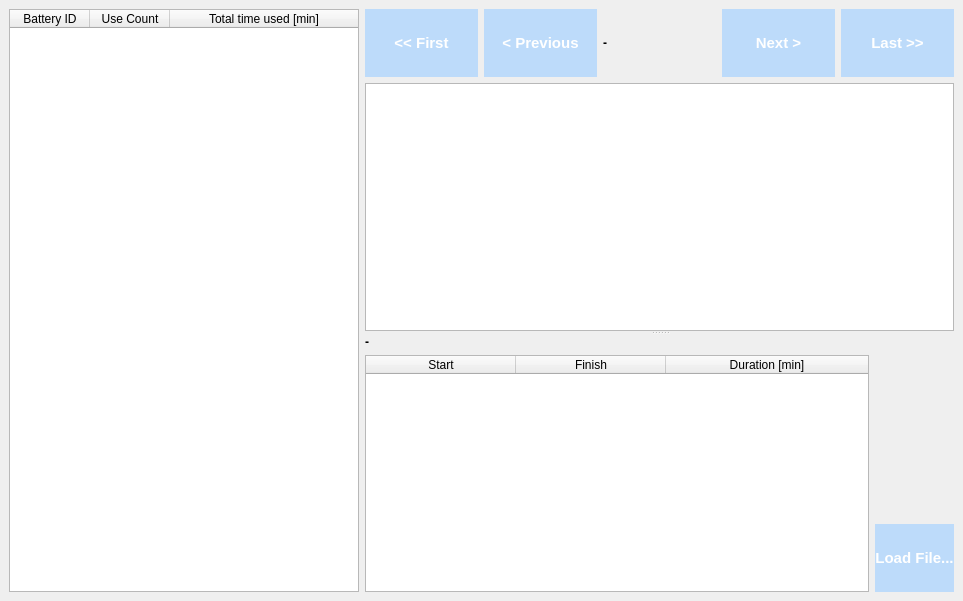
Above: mainwindow.ui from j-glow/battery-analyzer before the change. Below: the same form after it.
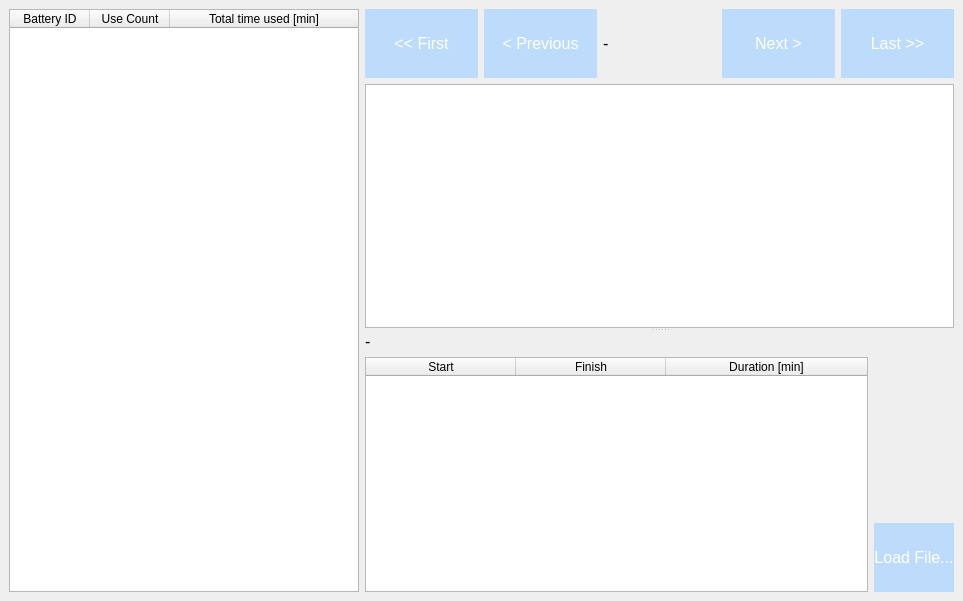
That is the form after the change. Custom widgets are drawn as their Qt base class.

Commit message: chartview changed style

What changed in the file:
```diff
--- a/mainwindow.ui
+++ b/mainwindow.ui
@@ -20,6 +20,11 @@
    <string>MainWindow</string>
   </property>
   <widget class="QWidget" name="centralwidget">
+   <property name="font">
+    <font>
+     <kerning>true</kerning>
+    </font>
+   </property>
    <property name="styleSheet">
     <string notr="true">.QPushButton {
 	background:#528fcc;
@@ -28,8 +33,7 @@
 
 	color:#ffffff;
 	font-family:Arial;
-	font-size:15px;
-	font-weight:bold;
+	font-size:16px;
 	padding:25px 0px;
 	text-decoration:none;
 }
@@ -48,14 +52,23 @@
 
 .QLabel{
 font-family: -apple-system, system-ui, system-ui, &quot;Segoe UI&quot;, Roboto, &quot;Helvetica Neue&quot;, &quot;Fira Sans&quot;, Ubuntu, Oxygen, 			&quot;Oxygen Sans&quot;, Cantarell, &quot;Droid Sans&quot;, &quot;Apple Color Emoji&quot;, &quot;Segoe UI Emoji&quot;, &quot;Segoe UI Symbol&quot;, &quot;Lucida Grande&quot;, 		Helvetica, Arial, sans-serif;
-font-size: 12px;
-font-weight: 600;
+font-size: 16px;
 color: #000000;
 text-decoration: none;
 font-style: normal;
 font-variant: normal;
 text-transform: none;
-}</string>
+}
+.QTableWidget{
+font-family: -apple-system, system-ui, system-ui, &quot;Segoe UI&quot;, Roboto, &quot;Helvetica Neue&quot;, &quot;Fira Sans&quot;, Ubuntu, Oxygen, 			&quot;Oxygen Sans&quot;, Cantarell, &quot;Droid Sans&quot;, &quot;Apple Color Emoji&quot;, &quot;Segoe UI Emoji&quot;, &quot;Segoe UI Symbol&quot;, &quot;Lucida Grande&quot;, 		Helvetica, Arial, sans-serif;
+font-size: 14px;
+}
+.QChartView{
+font-family: -apple-system, system-ui, system-ui, &quot;Segoe UI&quot;, Roboto, &quot;Helvetica Neue&quot;, &quot;Fira Sans&quot;, Ubuntu, Oxygen, 			&quot;Oxygen Sans&quot;, Cantarell, &quot;Droid Sans&quot;, &quot;Apple Color Emoji&quot;, &quot;Segoe UI Emoji&quot;, &quot;Segoe UI Symbol&quot;, &quot;Lucida Grande&quot;, 		Helvetica, Arial, sans-serif;
+font-size: 12px;
+font-weight: normal;
+}
+</string>
    </property>
    <layout class="QHBoxLayout" name="horizontalLayout_4">
     <item>
@@ -252,6 +265,13 @@
                 <height>500</height>
                </size>
               </property>
+              <property name="font">
+               <font>
+                <family>-apple-system</family>
+                <pointsize>-1</pointsize>
+                <bold>false</bold>
+               </font>
+              </property>
               <property name="toolTip">
                <string extracomment="Click on a bar to display more info.">Click on a bar to display more info.</string>
               </property>
```
Left out of the diff: 13 changed lines with no effect on the pictures. The commit also changes 1 other file.
